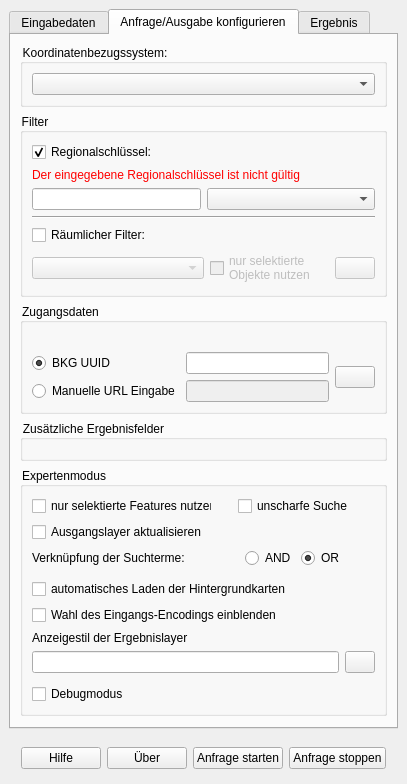
First picture: the form in interface/ui/main_dockwidget.ui, repository de-bkg/qgis-geocoder, before the edit.
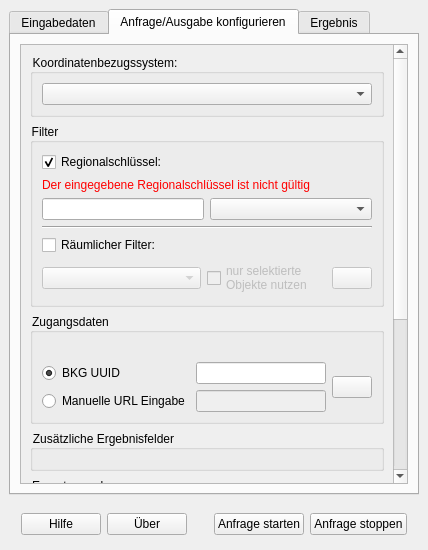
Second picture: the form after the edit. The open tabs and pages were chosen to show the change. Icons and pictures are not drawn. Custom widgets are drawn as their Qt base class.

Commit message: fixed #72, scrollable settings area, set min height when auto resizing to 500 (can be adjusted manually to much smaller sizes now), changed repo url

Diff of the .ui file:
```diff
--- a/interface/ui/main_dockwidget.ui
+++ b/interface/ui/main_dockwidget.ui
@@ -6,8 +6,8 @@
    <rect>
     <x>0</x>
     <y>0</y>
-    <width>370</width>
-    <height>441</height>
+    <width>428</width>
+    <height>550</height>
    </rect>
   </property>
   <property name="layoutDirection">
@@ -379,6 +379,21 @@
        </attribute>
        <layout class="QVBoxLayout" name="verticalLayout_5">
         <item>
+         <widget class="QScrollArea" name="scrollArea_2">
+          <property name="widgetResizable">
+           <bool>true</bool>
+          </property>
+          <widget class="QWidget" name="scrollAreaWidgetContents_2">
+           <property name="geometry">
+            <rect>
+             <x>0</x>
+             <y>0</y>
+             <width>384</width>
+             <height>416</height>
+            </rect>
+           </property>
+           <layout class="QVBoxLayout" name="verticalLayout_12">
+            <item>
          <widget class="QGroupBox" name="groupBox_2">
           <property name="autoFillBackground">
            <bool>false</bool>
@@ -1078,6 +1093,10 @@
            </size>
           </property>
          </spacer>
+            </item>
+           </layout>
+          </widget>
+         </widget>
         </item>
        </layout>
       </widget>
```
Left out of the diff: 4 changed lines with no effect on the pictures. Lines whose indentation alone changed are shown as unchanged. The commit also changes 3 other files.
